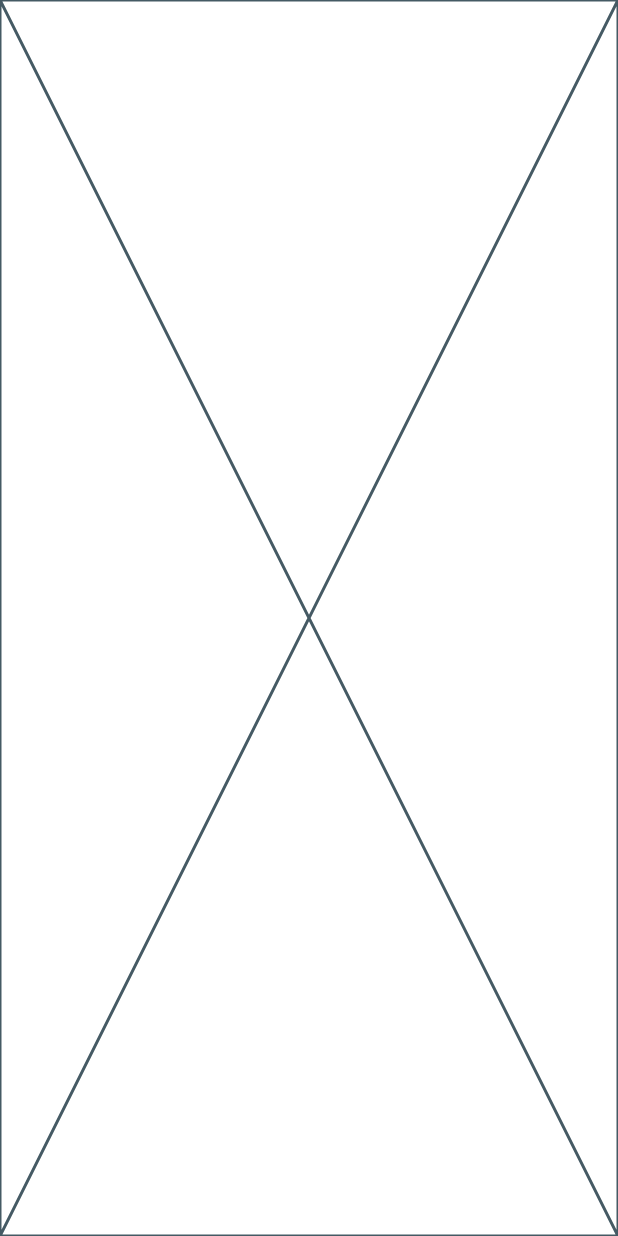
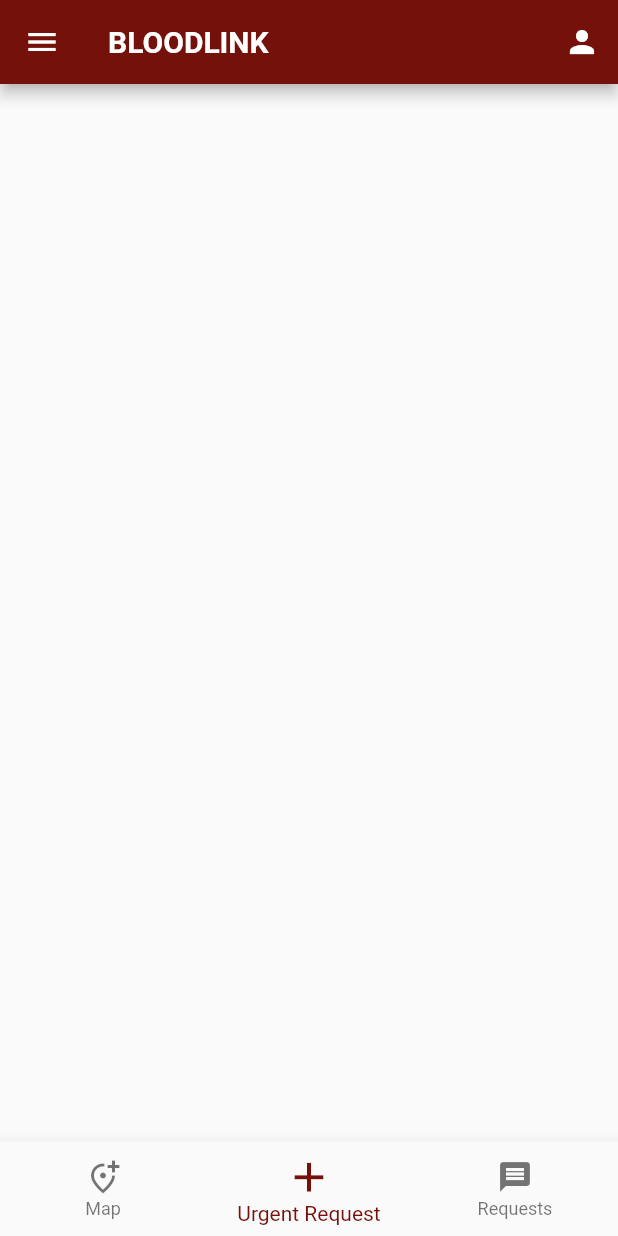
Before and after one commit to GaneshG-00/Blood_App, a Flutter app: the screen it shows after launch, after a tap on "Login", on a phone screen of 412 x 824 dp. Run offline on Flutter 3.47's test engine with Material 2 defaults, Android fonts, the phone set to English and light mode, and no system bars; our stand-ins replace animated_text_kit.

Commit message:
pushing with splash,login,register(2),home

```diff
--- /dev/null
+++ b/bloodlink/lib/account.dart
@@ -0,0 +1,12 @@
+import 'package:flutter/material.dart';
+import 'package:flutter/src/widgets/framework.dart';
+import 'package:flutter/src/widgets/placeholder.dart';
+
+class Account extends StatelessWidget {
+  const Account({super.key});
+
+  @override
+  Widget build(BuildContext context) {
+    return Scaffold();
+  }
+}
--- /dev/null
+++ b/bloodlink/lib/donors.dart
@@ -0,0 +1,12 @@
+import 'package:flutter/material.dart';
+import 'package:flutter/src/widgets/framework.dart';
+import 'package:flutter/src/widgets/placeholder.dart';
+
+class Donors extends StatelessWidget {
+  const Donors({super.key});
+
+  @override
+  Widget build(BuildContext context) {
+    return Scaffold();
+  }
+}
--- a/bloodlink/lib/home.dart
+++ b/bloodlink/lib/home.dart
@@ -1,11 +1,69 @@
-import 'package:flutter/src/widgets/framework.dart';
-import 'package:flutter/src/widgets/placeholder.dart';
+import 'package:bloodlink/account.dart';
+import 'package:bloodlink/donors.dart';
+import 'package:bloodlink/requests.dart';
+import 'package:bloodlink/urgent.dart';
+import 'package:flutter/material.dart';
 
-class Home extends StatelessWidget {
+class Home extends StatefulWidget {
   const Home({super.key});
 
   @override
+  State<Home> createState() => _HomeState();
+}
+
+class _HomeState extends State<Home> {
+  int _selectedIndex = 1;
+  static final List<Widget> _widgetOptions = <Widget>[
+    Donors(),
+    Urgent(),
+    Requests(),
+  ];
+  void _onItemTapped(int index) {
+    setState(() {
+      _selectedIndex = index;
+    });
+  }
+
+  @override
   Widget build(BuildContext context) {
-    return const Placeholder();
+    return Scaffold(
+        appBar: AppBar(
+          backgroundColor: const Color.fromARGB(255, 116, 17, 10),
+          leading: IconButton(onPressed: () {}, icon: const Icon(Icons.menu)),
+          title: const Text(
+            'BLOODLINK',
+            style: TextStyle(color: Colors.white, fontWeight: FontWeight.bold),
+          ),
+          actions: [
+            IconButton(
+              icon: const Icon(Icons.person),
+              onPressed: () {
+                Navigator.push(context,
+                    MaterialPageRoute(builder: ((context) => const Account())));
+              },
+            ),
+          ],
+        ),
+        body: IndexedStack(
+          index: _selectedIndex,
+          children: _widgetOptions,
+        ),
+        bottomNavigationBar: BottomNavigationBar(
+          items: const [
+            BottomNavigationBarItem(
+                icon: Icon(Icons.add_location_alt_outlined), label: 'Map'),
+            BottomNavigationBarItem(
+                icon: Icon(
+                  Icons.add,
+                  size: 33,
+                ),
+                label: 'Urgent Request'),
+            BottomNavigationBarItem(
+                icon: Icon(Icons.message), label: 'Requests'),
+          ],
+          currentIndex: _selectedIndex,
+          selectedItemColor: const Color.fromARGB(255, 116, 17, 10),
+          onTap: _onItemTapped,
+        ));
   }
 }
--- a/bloodlink/lib/login.dart
+++ b/bloodlink/lib/login.dart
@@ -21,14 +21,14 @@
             child: SingleChildScrollView(
               child: Padding(
                 padding: const EdgeInsets.only(
-                    top: 40, left: 20, right: 20, bottom: 50),
+                    top: 8, left: 20, right: 20, bottom: 50),
                 child: Column(
                   mainAxisAlignment: MainAxisAlignment.center,
                   children: [
                     Image.asset(
-                      'assets/images/logo1.jpg',
-                      height: 150,
-                      width: 150,
+                      'assets/images/loginicon.png',
+                      height: MediaQuery.of(context).size.width * 0.50,
+                      width: MediaQuery.of(context).size.width * 0.50,
                     ),
                     const SizedBox(
                       height: 10,
--- /dev/null
+++ b/bloodlink/lib/requests.dart
@@ -0,0 +1,12 @@
+import 'package:flutter/material.dart';
+import 'package:flutter/src/widgets/framework.dart';
+import 'package:flutter/src/widgets/placeholder.dart';
+
+class Requests extends StatelessWidget {
+  const Requests({super.key});
+
+  @override
+  Widget build(BuildContext context) {
+    return Scaffold();
+  }
+}
--- a/bloodlink/lib/splash.dart
+++ b/bloodlink/lib/splash.dart
@@ -35,9 +35,9 @@
           crossAxisAlignment: CrossAxisAlignment.center,
           children: [
             Image.asset(
-              'assets/images/logo1.jpg',
-              height: 200,
-              width: 200,
+              'assets/images/loginicon.png',
+              height: MediaQuery.of(context).size.width * 0.50,
+              width: MediaQuery.of(context).size.width * 0.50,
             ),
             TyperAnimatedTextKit(
               text: const [
--- /dev/null
+++ b/bloodlink/lib/urgent.dart
@@ -0,0 +1,12 @@
+import 'package:flutter/material.dart';
+import 'package:flutter/src/widgets/framework.dart';
+import 'package:flutter/src/widgets/placeholder.dart';
+
+class Urgent extends StatelessWidget {
+  const Urgent({super.key});
+
+  @override
+  Widget build(BuildContext context) {
+    return Scaffold();
+  }
+}
--- a/bloodlink/pubspec.yaml
+++ b/bloodlink/pubspec.yaml
@@ -54,7 +54,6 @@
 
 # The following section is specific to Flutter packages.
 flutter:
-
   # The following line ensures that the Material Icons font is
   # included with your application, so that you can use the icons in
   # the material Icons class.
@@ -63,6 +62,8 @@
   # To add assets to your application, add an assets section, like this:
   assets:
     - assets/images/logo1.jpg
+    - assets/images/loginicon.png
+    - assets/icons/Icon-165.png
 
   # An image asset can refer to one or more resolution-specific "variants", see
   # https://flutter.dev/assets-and-images/#resolution-aware
```
Also changed, not shown: bloodlink/assets/icons/Icon-165.png (added), bloodlink/assets/images/loginicon.png (added).
